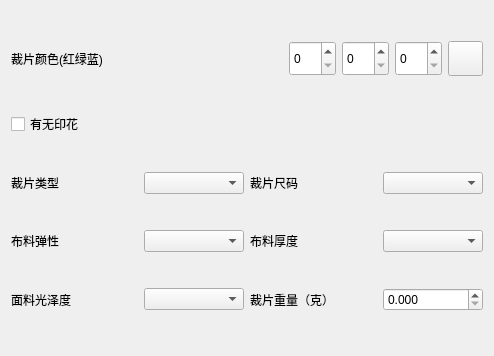
This is ui/input_extra_param_widget.ui in Mrjiong-ff/syt_hmi as Qt 5 draws it before an edit. The edited form follows.
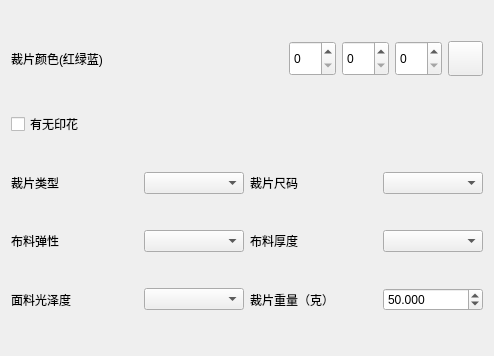
This is the edited form.

What changed in the file:
```diff
--- a/ui/input_extra_param_widget.ui
+++ b/ui/input_extra_param_widget.ui
@@ -145,6 +145,9 @@
        <property name="singleStep">
         <double>10.000000000000000</double>
        </property>
+       <property name="value">
+        <double>50.000000000000000</double>
+       </property>
       </widget>
      </item>
     </layout>
```
